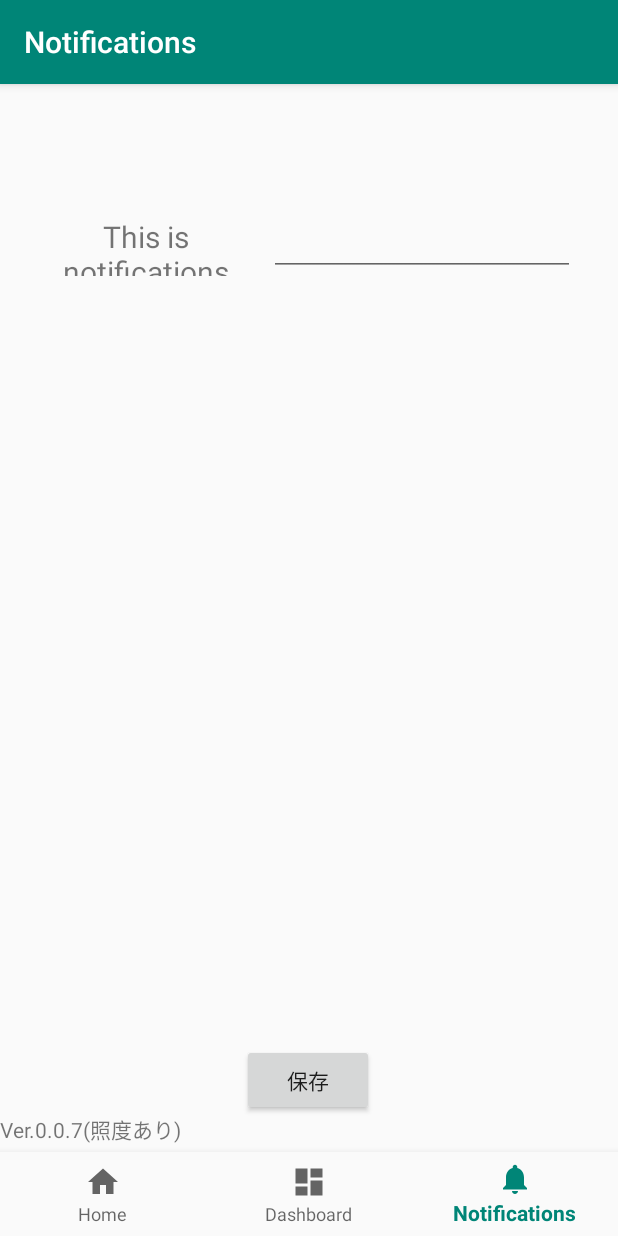
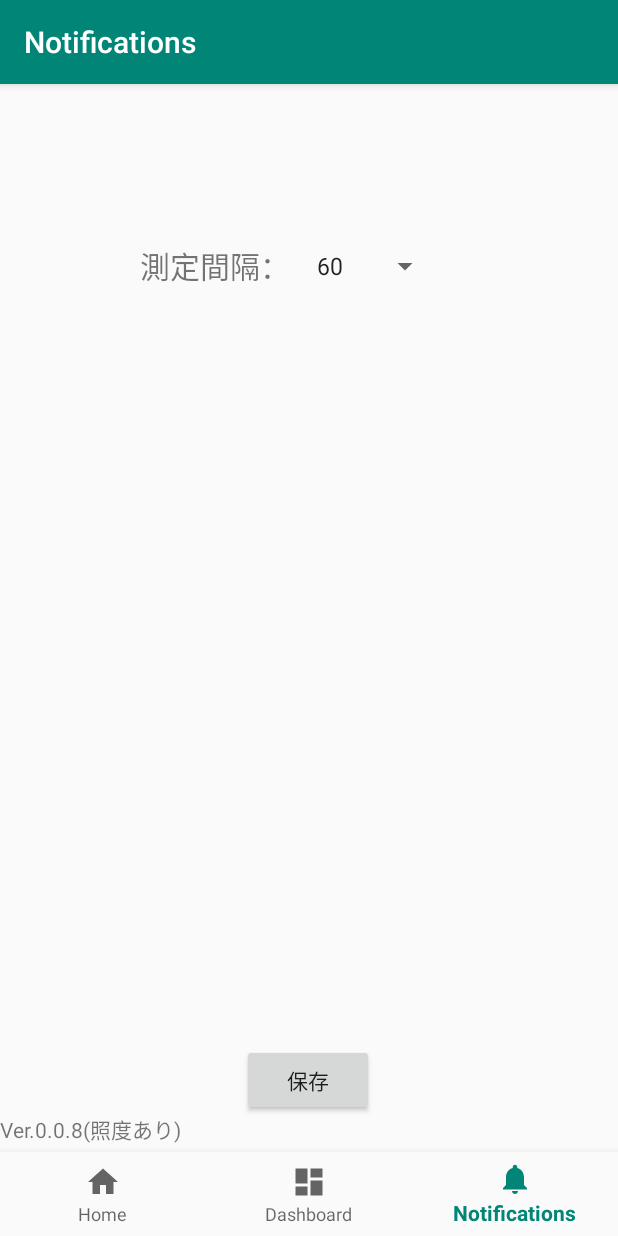
Before and after one commit to y-nakamura-tml/battelysurvey, an Android app: the NotificationsFragment screen opened through its navigation route, on a phone screen of 412 x 824 dp. Run offline under Robolectric (Android 15) with nearby library versions, the phone set to English and light mode, and no system bars; our stand-ins replace navigation-ui.

Commit message:
ver0.0.8 アプリ内で測定間隔を変更できるよう追加

```diff
--- a/battelysurvey/app/src/main/java/com/technomedialab/battelysurvey/AlarmReceiver.java
+++ b/battelysurvey/app/src/main/java/com/technomedialab/battelysurvey/AlarmReceiver.java
@@ -59,7 +59,7 @@ public class AlarmReceiver extends BroadcastReceiver {
         }
 
         //照度の値を取得
-        MainApplication mainApp = (MainApplication) context.getApplicationContext();
+        mainApp = (MainApplication) context.getApplicationContext();
 
         float[] sensorValues = mainApp.getSensorValues();
         if (sensorValues != null){
@@ -255,7 +255,8 @@ public class AlarmReceiver extends BroadcastReceiver {
         Intent i = new Intent(context.getApplicationContext(), AlarmReceiver.class);
         am.set(AlarmManager.RTC_WAKEUP,
                 calendar.getTimeInMillis() +
-                        Const.MIN_INTERVAL,
+//                        Const.MIN_INTERVAL,
+                        mainApp.getMinInterval(),
                 PendingIntent.getBroadcast(context.getApplicationContext(), 0, i, PendingIntent.FLAG_UPDATE_CURRENT));
 
     }
--- a/battelysurvey/app/src/main/java/com/technomedialab/battelysurvey/BackgroundService.java
+++ b/battelysurvey/app/src/main/java/com/technomedialab/battelysurvey/BackgroundService.java
@@ -27,13 +27,16 @@ public class BackgroundService extends Service {
         super.onStartCommand(intent, flags, startId);
         Log.d(TAG(this),"onStartCommand");
 
+        MainApplication mainApp = (MainApplication) getApplicationContext();
+
         Calendar calendar = Calendar.getInstance();
         calendar.setTimeInMillis(System.currentTimeMillis());
         AlarmManager am = (AlarmManager)getSystemService(Context.ALARM_SERVICE);
         Intent i = new Intent(getApplicationContext(), AlarmReceiver.class);
         am.set(AlarmManager.RTC_WAKEUP,
                 calendar.getTimeInMillis()+
-                        Const.MIN_INTERVAL,
+//                        Const.MIN_INTERVAL,
+                        mainApp.getMinInterval(),
                 PendingIntent.getBroadcast(getApplicationContext(),0,i,PendingIntent.FLAG_UPDATE_CURRENT));
 
 
--- a/battelysurvey/app/src/main/java/com/technomedialab/battelysurvey/Const.java
+++ b/battelysurvey/app/src/main/java/com/technomedialab/battelysurvey/Const.java
@@ -2,7 +2,7 @@ package com.technomedialab.battelysurvey;
 
 public class Const {
     //アプリバージョン
-    public static final String APP_VERSION = "0.0.7";
+    public static final String APP_VERSION = "0.0.8";
     //CSVファイル区切り文字
     public static final String CSV_BREAK = ",";
     //測定間隔
--- a/battelysurvey/app/src/main/java/com/technomedialab/battelysurvey/MainApplication.java
+++ b/battelysurvey/app/src/main/java/com/technomedialab/battelysurvey/MainApplication.java
@@ -1,15 +1,27 @@
 package com.technomedialab.battelysurvey;
 
 import android.app.Application;
+import android.content.Context;
+import android.content.SharedPreferences;
 
 public class MainApplication extends Application {
 
     float[] sensorValues;
     private int blevelflg;
+    private Long minInterval;
+    /** アプリ設定保存用Preferences */
+    private SharedPreferences mSettingData;
+    /** 定数 - アプリ状態保存用Preferences名 */
+    private static final String SETTING_DATA_PREF = "SETTING_DATA";
+    /** 定数 - 保存名：測定間隔　*/
+    private static final String MIN_INTERVAL = "MIN_INTERVAL";
 
     @Override
     public void onCreate() {
         super.onCreate();
+
+        mSettingData = getSharedPreferences(SETTING_DATA_PREF, Context.MODE_PRIVATE);
+
     }
 
     //照度
@@ -27,4 +39,14 @@ public class MainApplication extends Application {
     public void setBlevelflg(int values) {
         blevelflg = values;
     }
+
+    //測定間隔
+    public Long getMinInterval() { return mSettingData.getLong(MIN_INTERVAL,Const.MIN_INTERVAL); }
+    public void setMinInterval(Long values) {
+        SharedPreferences.Editor editor = mSettingData.edit();
+        editor.putLong(MIN_INTERVAL, values);
+        editor.apply();
+
+    }
+
 }
--- a/battelysurvey/app/src/main/java/com/technomedialab/battelysurvey/ui/home/HomeFragment.java
+++ b/battelysurvey/app/src/main/java/com/technomedialab/battelysurvey/ui/home/HomeFragment.java
@@ -12,12 +12,9 @@ import android.view.LayoutInflater;
 import android.view.View;
 import android.view.ViewGroup;
 import android.view.WindowManager;
-import android.widget.TextView;
 
 import androidx.annotation.NonNull;
-import androidx.annotation.Nullable;
 import androidx.fragment.app.Fragment;
-import androidx.lifecycle.Observer;
 import androidx.lifecycle.ViewModelProviders;
 
 import com.technomedialab.battelysurvey.LogOutput;
@@ -49,13 +46,6 @@ public class HomeFragment extends Fragment implements LogOutput.CallBackTask{
         homeViewModel =
                 ViewModelProviders.of(this).get(HomeViewModel.class);
         View root = inflater.inflate(R.layout.fragment_home, container, false);
-        final TextView textView = root.findViewById(R.id.text_home);
-        homeViewModel.getText().observe(this, new Observer<String>() {
-            @Override
-            public void onChanged(@Nullable String s) {
-                textView.setText(s);
-            }
-        });
 
         return root;
     }
@@ -64,9 +54,6 @@ public class HomeFragment extends Fragment implements LogOutput.CallBackTask{
     @Override
     public void onViewCreated(View view, Bundle savedInstanceState) {
         super.onViewCreated(view, savedInstanceState);
-
-        // TextViewをひも付けます
-        final TextView mTextView = view.findViewById(R.id.text_home);
 
         // ログ削除ボタン押下時
         view.findViewById(R.id.l_delete).setOnClickListener(new View.OnClickListener() {
--- a/battelysurvey/app/src/main/java/com/technomedialab/battelysurvey/ui/notifications/NotificationsFragment.java
+++ b/battelysurvey/app/src/main/java/com/technomedialab/battelysurvey/ui/notifications/NotificationsFragment.java
@@ -4,6 +4,9 @@ import android.os.Bundle;
 import android.view.LayoutInflater;
 import android.view.View;
 import android.view.ViewGroup;
+import android.widget.ArrayAdapter;
+import android.widget.EditText;
+import android.widget.Spinner;
 import android.widget.TextView;
 
 import androidx.annotation.Nullable;
@@ -12,24 +15,75 @@ import androidx.fragment.app.Fragment;
 import androidx.lifecycle.Observer;
 import androidx.lifecycle.ViewModelProviders;
 
+import com.technomedialab.battelysurvey.MainApplication;
 import com.technomedialab.battelysurvey.R;
+
+import java.util.concurrent.TimeUnit;
 
 public class NotificationsFragment extends Fragment {
 
     private NotificationsViewModel notificationsViewModel;
+    private MainApplication mainApp;
+    private Spinner pd_interval;
 
     public View onCreateView(@NonNull LayoutInflater inflater,
                              ViewGroup container, Bundle savedInstanceState) {
+
+
         notificationsViewModel =
                 ViewModelProviders.of(this).get(NotificationsViewModel.class);
         View root = inflater.inflate(R.layout.fragment_notifications, container, false);
-        final TextView textView = root.findViewById(R.id.l_interval);
-        notificationsViewModel.getText().observe(this, new Observer<String>() {
+        mainApp = (MainApplication) getActivity().getApplicationContext();
+
+        //測定間隔の初期値を取得（ミリ秒⇒秒に変換）
+        long sec = TimeUnit.MILLISECONDS.toSeconds(mainApp.getMinInterval());
+        System.out.println("ミリ秒⇒秒:" + mainApp.getMinInterval() + " ⇒ " + sec);
+
+        //測定間隔プルダウンの設定
+        pd_interval = root.findViewById(R.id.pd_interval);
+        //測定間隔の初期値からプルダウンの値を選択
+        int selectionPosition= ((ArrayAdapter<String>)pd_interval.getAdapter()).getPosition(String.valueOf(sec));
+        pd_interval.setSelection(selectionPosition);
+
+
+
+//        final TextView textView = root.findViewById(R.id.l_interval);
+//        notificationsViewModel.getText().observe(this, new Observer<String>() {
+//            @Override
+//            public void onChanged(@Nullable String s) {
+//                textView.setText(s);
+//            }
+//        });
+        return root;
+    }
+
+    // Viewが生成し終わった時に呼ばれるメソッド
+    @Override
+    public void onViewCreated(View view, Bundle savedInstanceState) {
+        super.onViewCreated(view, savedInstanceState);
+
+        // 保存ボタン押下時
+        view.findViewById(R.id.b_seve).setOnClickListener(new View.OnClickListener() {
             @Override
-            public void onChanged(@Nullable String s) {
-                textView.setText(s);
+            public void onClick(View v) {
+                seveClickEvent(v);
             }
         });
-        return root;
+
     }
+
+    private void seveClickEvent(View v) {
+
+        //測定間隔
+        long msec = TimeUnit.SECONDS.toMillis(Long.parseLong(pd_interval.getSelectedItem().toString()));
+        System.out.println("秒⇒ミリ秒:" + pd_interval.getSelectedItem().toString() + " ⇒ " + msec);
+
+
+        System.out.println("getMinInterval（保存前）:" + mainApp.getMinInterval());
+        mainApp.setMinInterval(msec);
+        System.out.println("getMinInterval（保存後）:" + mainApp.getMinInterval());
+
+    }
+
+
 }
--- a/battelysurvey/app/src/main/res/layout/fragment_notifications.xml
+++ b/battelysurvey/app/src/main/res/layout/fragment_notifications.xml
@@ -7,27 +7,16 @@
 
     <TextView
         android:id="@+id/l_interval"
-        android:layout_width="137dp"
-        android:layout_height="40dp"
-        android:layout_marginStart="16dp"
-        android:layout_marginTop="32dp"
+        android:layout_width="wrap_content"
+        android:layout_height="wrap_content"
+        android:layout_marginTop="50dp"
+        android:gravity="center"
         android:text="@string/l_interval"
         android:textAlignment="center"
         android:textSize="20sp"
-        app:layout_constraintEnd_toStartOf="@+id/t_interval"
+        app:layout_constraintEnd_toEndOf="parent"
+        app:layout_constraintHorizontal_bias="0.3"
         app:layout_constraintStart_toStartOf="parent"
-        app:layout_constraintTop_toTopOf="parent" />
-
-    <EditText
-        android:id="@+id/t_interval"
-        android:layout_width="204dp"
-        android:layout_height="40dp"
-        android:layout_marginTop="32dp"
-        android:layout_marginEnd="16dp"
-        android:ems="10"
-        android:inputType="number"
-        app:layout_constraintEnd_toEndOf="parent"
-        app:layout_constraintStart_toEndOf="@+id/l_interval"
         app:layout_constraintTop_toTopOf="parent" />
 
     <Button
@@ -40,4 +29,17 @@
         app:layout_constraintEnd_toEndOf="parent"
         app:layout_constraintHorizontal_bias="0.498"
         app:layout_constraintStart_toStartOf="parent" />
+
+    <Spinner
+        android:id="@+id/pd_interval"
+        android:layout_width="wrap_content"
+        android:layout_height="wrap_content"
+        android:layout_marginStart="10dp"
+        android:entries="@array/intervalList"
+        android:spinnerMode="dropdown"
+        app:layout_constraintBottom_toBottomOf="@+id/l_interval"
+        app:layout_constraintEnd_toEndOf="parent"
+        app:layout_constraintHorizontal_bias="0.0"
+        app:layout_constraintStart_toEndOf="@+id/l_interval"
+        app:layout_constraintTop_toTopOf="@+id/l_interval" />
 </androidx.constraintlayout.widget.ConstraintLayout>
--- a/battelysurvey/app/src/main/res/values/strings.xml
+++ b/battelysurvey/app/src/main/res/values/strings.xml
@@ -8,4 +8,15 @@
     <string name="l_seve">保存</string>
     <string name="l_delete">ログ削除</string>
     <string name="l_logOutput">ログ送信</string>
+
+    <string-array name="intervalList">
+        <item>10</item>
+        <item>20</item>
+        <item>30</item>
+        <item>60</item>
+        <item>120</item>
+        <item>180</item>
+        <item>300</item>
+    </string-array>
+
 </resources>
```
Also changed, not shown: battelysurvey/app/src/main/res/layout/fragment_home.xml (+13 -13 lines).
